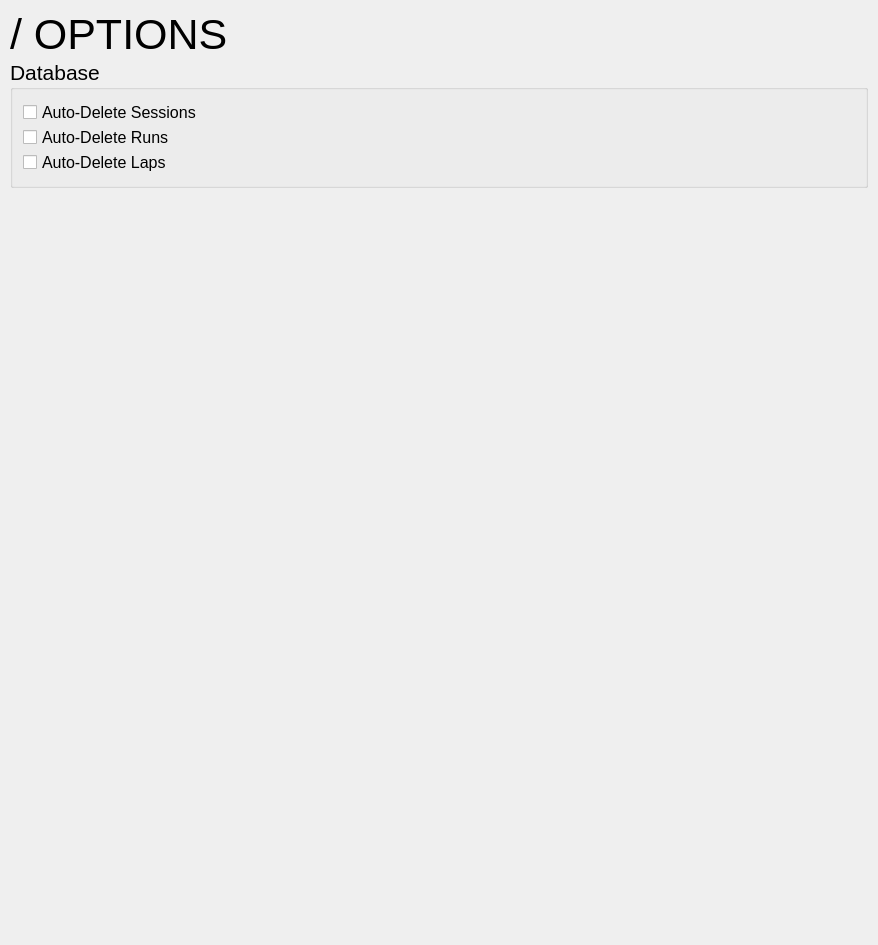
This is trunk/QTimeTrial/resources/ui/widgetoptions.ui in flomar/rFactor2TimeTrial as Qt 5 draws it before an edit. The edited form follows.
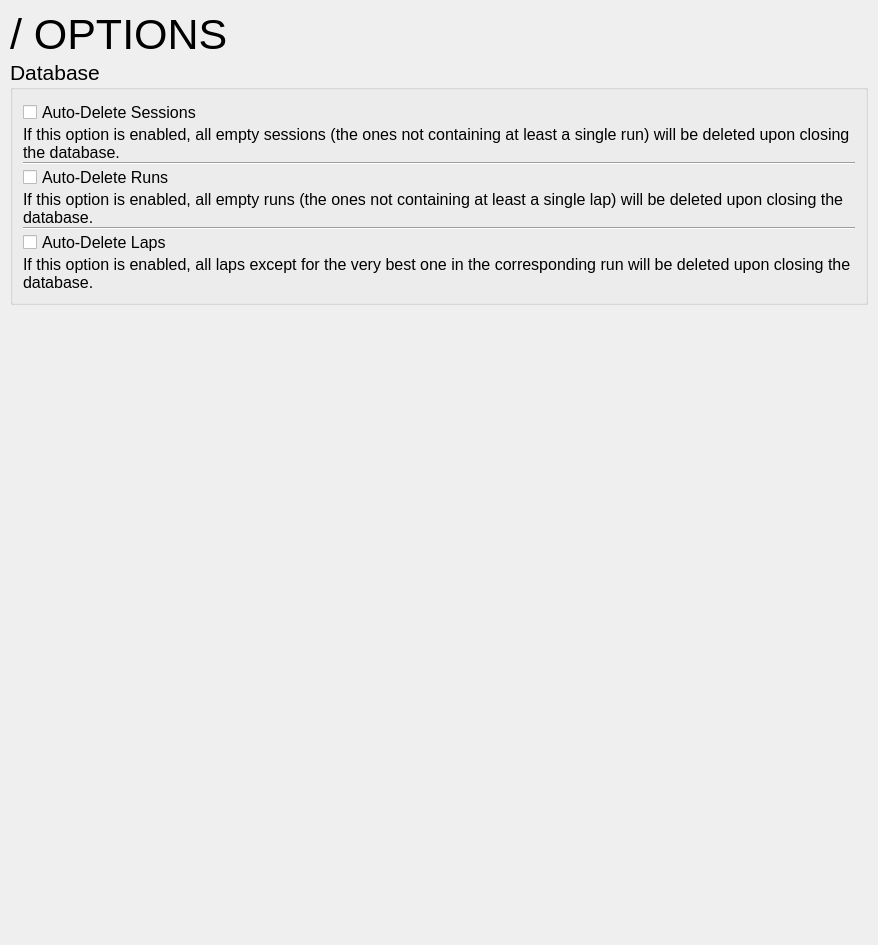
This is the edited form.

Commit message: improved options dialog (detailed explanation for the user)

```diff
--- a/trunk/QTimeTrial/resources/ui/widgetoptions.ui
+++ b/trunk/QTimeTrial/resources/ui/widgetoptions.ui
@@ -116,6 +116,28 @@
             </property>
            </widget>
           </item>
+          <item>
+           <widget class="QLabel" name="labelAutoDeleteSessions">
+            <property name="font">
+             <font>
+              <pointsize>12</pointsize>
+             </font>
+            </property>
+            <property name="text">
+             <string>If this option is enabled, all empty sessions (the ones not containing at least a single run) will be deleted upon closing the database.</string>
+            </property>
+            <property name="wordWrap">
+             <bool>true</bool>
+            </property>
+           </widget>
+          </item>
+          <item>
+           <widget class="Line" name="line01">
+            <property name="orientation">
+             <enum>Qt::Horizontal</enum>
+            </property>
+           </widget>
+          </item>
           <item>
            <widget class="QCheckBox" name="checkBoxAutoDeleteRuns">
             <property name="font">
@@ -134,6 +156,28 @@
             </property>
            </widget>
           </item>
+          <item>
+           <widget class="QLabel" name="labelAutoDeleteRuns">
+            <property name="font">
+             <font>
+              <pointsize>12</pointsize>
+             </font>
+            </property>
+            <property name="text">
+             <string>If this option is enabled, all empty runs (the ones not containing at least a single lap) will be deleted upon closing the database.</string>
+            </property>
+            <property name="wordWrap">
+             <bool>true</bool>
+            </property>
+           </widget>
+          </item>
+          <item>
+           <widget class="Line" name="line02">
+            <property name="orientation">
+             <enum>Qt::Horizontal</enum>
+            </property>
+           </widget>
+          </item>
           <item>
            <widget class="QCheckBox" name="checkBoxAutoDeleteLaps">
             <property name="font">
@@ -152,6 +196,21 @@
             </property>
            </widget>
           </item>
+          <item>
+           <widget class="QLabel" name="labelAutoDeleteLaps">
+            <property name="font">
+             <font>
+              <pointsize>12</pointsize>
+             </font>
+            </property>
+            <property name="text">
+             <string>If this option is enabled, all laps except for the very best one in the corresponding run will be deleted upon closing the database.</string>
+            </property>
+            <property name="wordWrap">
+             <bool>true</bool>
+            </property>
+           </widget>
+          </item>
          </layout>
         </widget>
        </item>
```
The commit also changes 1 other file.
